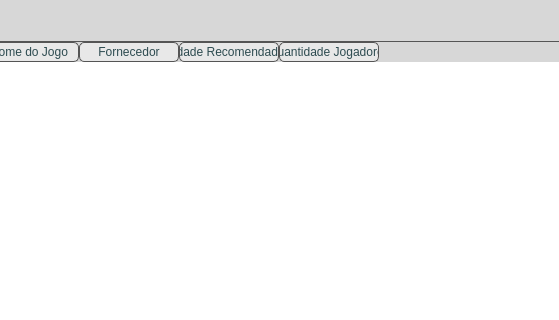
The window that gamemanagementwindow.ui (JBrunoBarbosa/Vissios-Games) describes before a commit, drawn with Qt 5; both pictures show x 133 to 692 and y 0 to 320 of the 1277 by 686 pixel window.
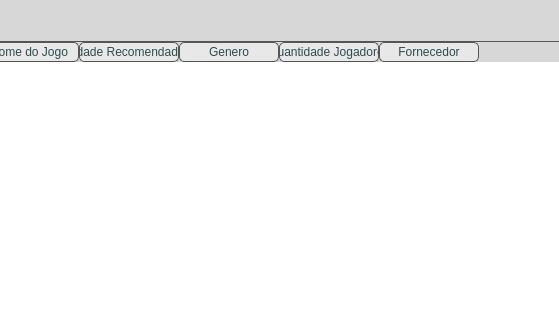
The same window after the commit. Icons and pictures are not drawn.

Diff of the .ui file:
```diff
--- a/gamemanagementwindow.ui
+++ b/gamemanagementwindow.ui
@@ -76,7 +76,7 @@
       <number>0</number>
      </property>
      <property name="columnCount">
-      <number>5</number>
+      <number>6</number>
      </property>
      <column>
       <property name="text">
@@ -88,21 +88,26 @@
        <string>Nome do Jogo</string>
       </property>
      </column>
-     <column>
-      <property name="text">
-       <string>Fornecedor</string>
-      </property>
-     </column>
      <column>
       <property name="text">
        <string>Idade Recomendada</string>
       </property>
      </column>
+     <column>
+      <property name="text">
+       <string>Genero</string>
+      </property>
+     </column>
      <column>
       <property name="text">
        <string>Quantidade Jogadores</string>
       </property>
      </column>
+     <column>
+      <property name="text">
+       <string>Fornecedor</string>
+      </property>
+     </column>
     </widget>
    </item>
    <item>
```
Left out of the diff: 4 changed lines with no effect on the pictures.
